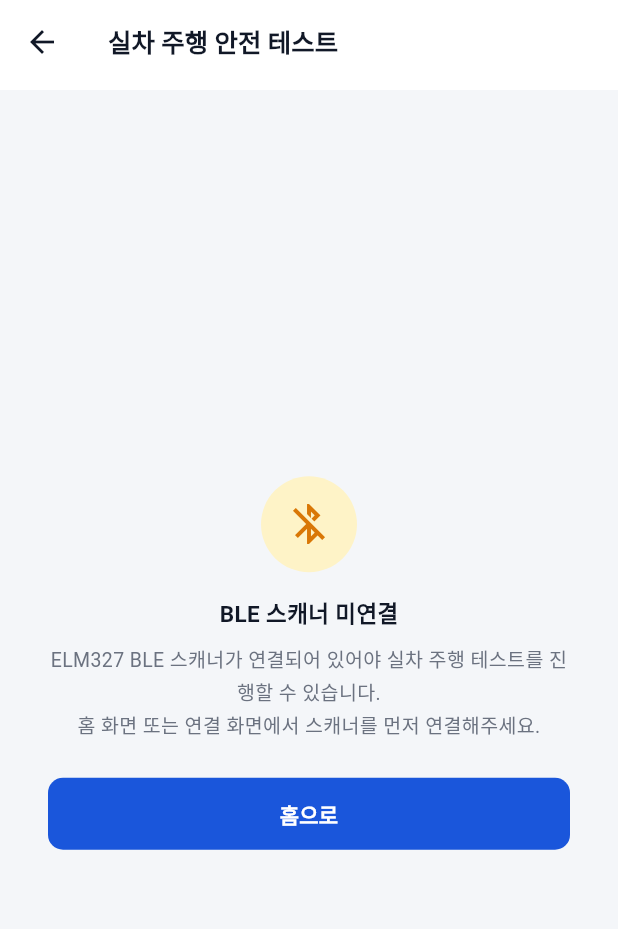
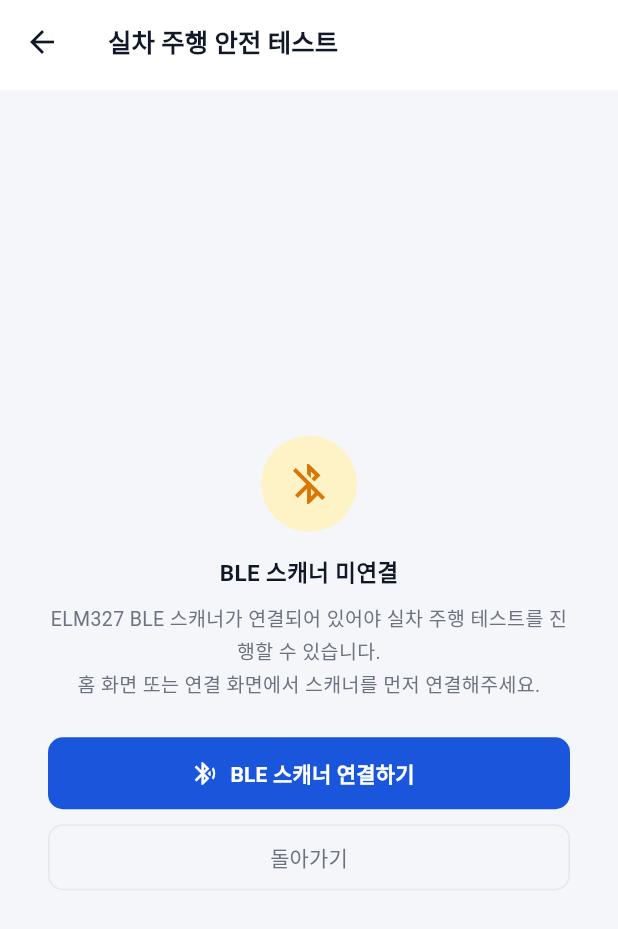
Before and after one commit to sunxchip/ubi_token, a Flutter app: the RealDriveScreen screen opened directly, on a phone screen of 412 x 824 dp. Shown: the top 929 px of the screen. Run offline on Flutter 3.47's test engine with Material 3 defaults, Android fonts, the phone set to English and light mode, and no system bars; our stand-ins replace dio, drift, drift_flutter, flutter_blue_plus, flutter_dotenv, geolocator and 2 more; missing offline and left inert: flutter_background_service; accounts and stored records are empty; generated files the repository leaves out were written again; Roboto replaces fonts that are missing (pretendard).

Commit message:
fix(real-drive): BLE 미연결 화면에 스캐너 연결 버튼 추가 — 연결 후 자동 Step 1 진입

```diff
--- a/lib/presentation/screens/real_drive_screen.dart
+++ b/lib/presentation/screens/real_drive_screen.dart
@@ -4,6 +4,7 @@ import 'package:shared_preferences/shared_preferences.dart';
 import '../../data/datasources/dry_run_obd_data_source.dart';
 import '../../data/datasources/obd_datasource.dart';
 import '../../data/datasources/real_read_only_data_source.dart';
+import 'onboarding/scanner_connect_screen.dart';
 import '../../data/models/drive_event.dart';
 import '../../data/models/driving_sample.dart';
 import '../../data/models/obd_drive_log.dart';
@@ -418,20 +419,45 @@ class _RealDriveScreenState extends State<RealDriveScreen> {
             textAlign: TextAlign.center,
           ),
           const SizedBox(height: 24),
+          // BLE 연결 화면으로 이동 — 돌아오면 연결 상태 재확인
           SizedBox(
             width: double.infinity,
             height: 48,
-            child: ElevatedButton(
-              onPressed: () => Navigator.pop(context),
+            child: ElevatedButton.icon(
+              icon: const Icon(Icons.bluetooth_searching, color: Colors.white, size: 18),
+              label: const Text('BLE 스캐너 연결하기',
+                  style: TextStyle(color: Colors.white, fontWeight: FontWeight.w600)),
+              onPressed: () async {
+                await Navigator.push(
+                  context,
+                  MaterialPageRoute(
+                    builder: (_) => const ScannerConnectScreen(isReconnect: true),
+                  ),
+                );
+                // 연결 화면에서 돌아오면 BLE 상태 재확인
+                if (mounted) _checkBle();
+              },
               style: ElevatedButton.styleFrom(
                 backgroundColor: AppColors.primary,
                 elevation: 0,
                 shape: RoundedRectangleBorder(
                     borderRadius: BorderRadius.circular(10)),
               ),
-              child: const Text('홈으로',
-                  style: TextStyle(
-                      color: Colors.white, fontWeight: FontWeight.w600)),
+            ),
+          ),
+          const SizedBox(height: 10),
+          SizedBox(
+            width: double.infinity,
+            height: 44,
+            child: OutlinedButton(
+              onPressed: () => Navigator.pop(context),
+              style: OutlinedButton.styleFrom(
+                side: const BorderSide(color: AppColors.border),
+                shape: RoundedRectangleBorder(
+                    borderRadius: BorderRadius.circular(10)),
+              ),
+              child: const Text('돌아가기',
+                  style: TextStyle(color: AppColors.textSecondary)),
             ),
           ),
         ],
```
